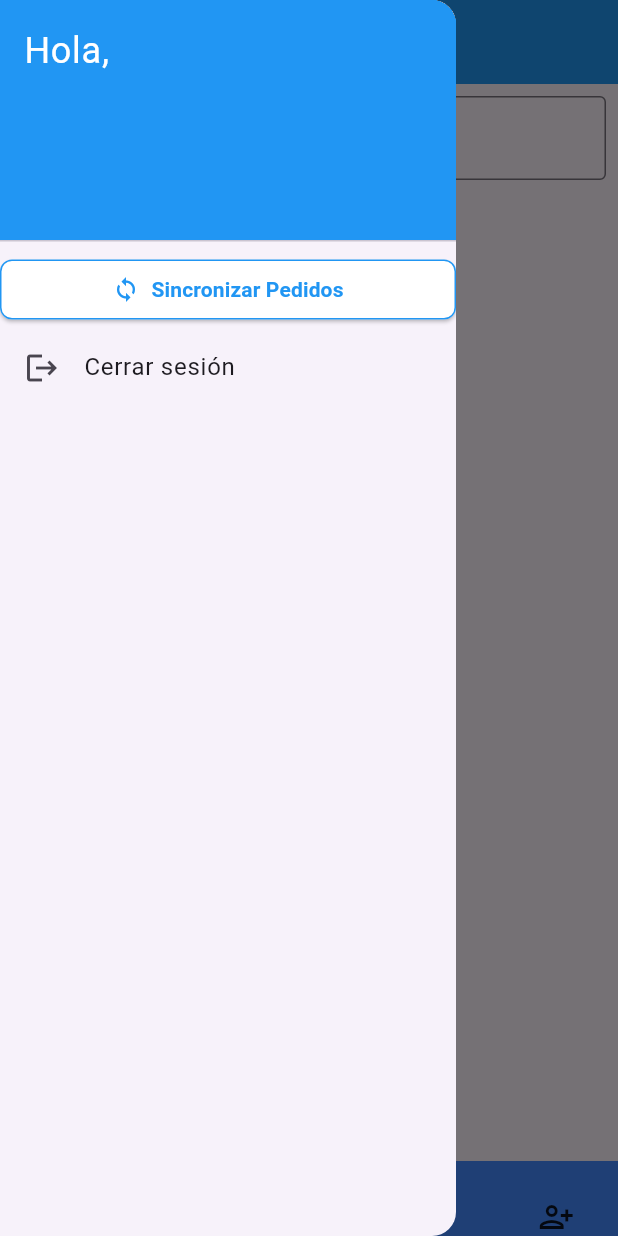
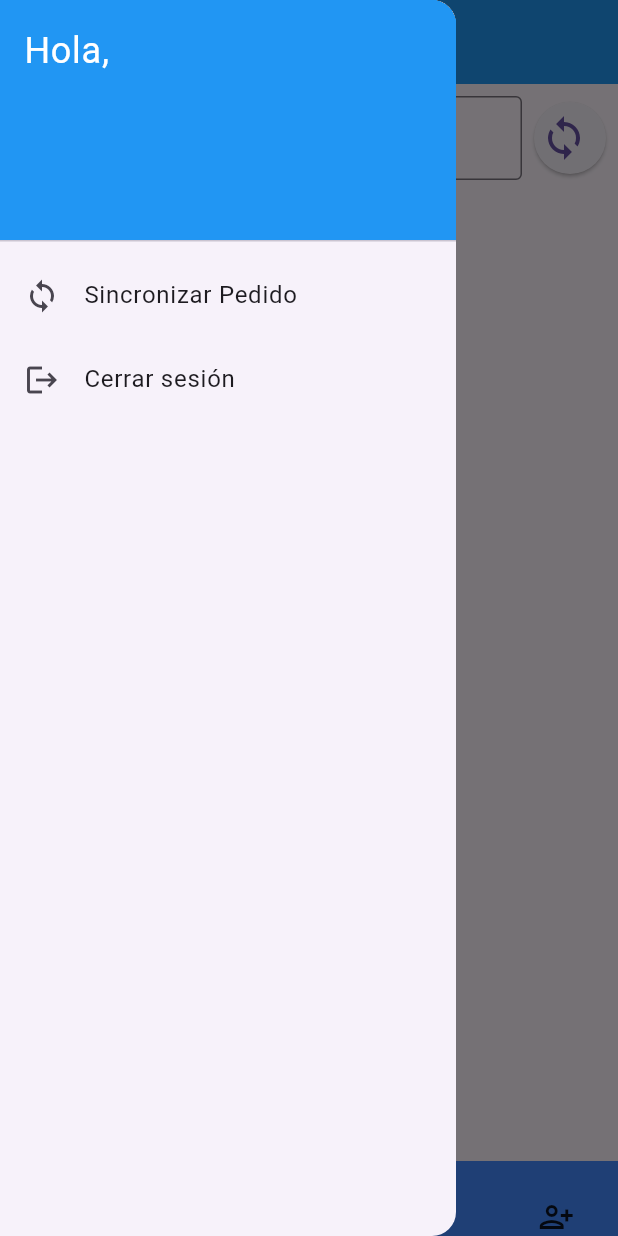
Before and after one commit to Victor-8a/SYNC-PRO-MOBILE, a Flutter app: the SecondPage screen opened directly, with the side drawer open, on a phone screen of 412 x 824 dp. Run offline on Flutter 3.47's test engine with Material 3 defaults, Android fonts, the phone set to English and light mode, and no system bars; drawn by our look-alikes of curved_navigation_bar; our stand-ins replace connectivity_plus, flutter_bloc, fluttertoast, rxdart, shared_preferences, sqflite; accounts and stored records are empty; network calls fail.

Commit message:
se agregaron funciones nuevas asi como moderlos

```diff
--- a/lib/Inicio/second_page.dart
+++ b/lib/Inicio/second_page.dart
@@ -1,5 +1,6 @@
 import 'package:flutter/material.dart';
 import 'package:shared_preferences/shared_preferences.dart';
+import 'package:sync_pro_mobile/Models/Producto.dart';
 import 'package:sync_pro_mobile/Pantallas/pagina_pedidos.dart';
 import 'package:sync_pro_mobile/services/warning_widget_cubit.dart';
 import '../main.dart';
@@ -9,7 +10,7 @@ import '../Pantallas/pagina_cliente.dart';
 import '../Pantallas/pagina_vendedores.dart';
 import '../Pantallas/pagina_registrar.dart';
 import 'package:curved_navigation_bar/curved_navigation_bar.dart';
-
+import 'package:sync_pro_mobile/services/ProductoService.dart';
 void main() {
   runApp(const MyApp());
 }
@@ -35,6 +36,8 @@ class SecondPage extends StatefulWidget {
 class _SecondPageState extends State<SecondPage> {
   int _selectedIndex = 0;
   String _userName = '';
+    late Future<List<Product>> futureProducts;
+     final ProductService productService = ProductService();
 
   final List<Widget> _pages = <Widget>[
     PaginaInventario(),
@@ -43,6 +46,7 @@ class _SecondPageState extends State<SecondPage> {
     PaginaVendedores(),
     PaginaRegistrar(),
   ];
+
 
   @override
   void initState() {
@@ -64,6 +68,13 @@ Future<void> _loadUserName() async {
       _selectedIndex = index;
     });
   }
+
+  //   void _syncProducts() async {
+  //   setState(() {
+  //     futureProducts = productService.fetchProducts();
+  //   });
+  // }
+
 
   Future<void> _logout() async {
     SharedPreferences prefs = await SharedPreferences.getInstance();
@@ -109,33 +120,19 @@ Future<void> _loadUserName() async {
                 ),
               ),
             ),
-                     ElevatedButton(
-  onPressed: () async {
-    await syncOrders();
-  },
-  style: ElevatedButton.styleFrom(
-    backgroundColor: Colors.white, // Color de fondo del botón (blanco)
-    iconColor: Colors.blue, // Color del texto (azul)
-    shape: RoundedRectangleBorder(
-      borderRadius: BorderRadius.circular(8), // Bordes redondeados
-      side: BorderSide(color: Colors.blue), // Borde con color azul
-    ),
-  ),
-  child: Row(
-    mainAxisAlignment: MainAxisAlignment.center,
-    children: [
-      Icon(Icons.sync, color: Colors.blue), // Icono de sincronización azul
-      SizedBox(width: 8), // Espacio entre el icono y el texto
-      Text(
-        'Sincronizar Pedidos',
-        style: TextStyle(
-          color: Colors.blue, // Color del texto (azul)
-          fontWeight: FontWeight.bold, // Negrita
-        ),
-      ),
-    ],
-  ),
-),
+
+          // ListTile(
+          //     leading: const Icon(Icons.sync),
+          //     title: const Text('Sincronizar Productos'),
+          //     onTap:  _syncProducts,
+
+          //   ),
+
+ListTile(
+              leading: const Icon(Icons.sync),
+              title: const Text('Sincronizar Pedido'),
+              onTap: syncOrders,
+            ),
             ListTile(
               leading: const Icon(Icons.logout),
               title: const Text('Cerrar sesión'),
--- a/lib/Models/Producto.dart
+++ b/lib/Models/Producto.dart
@@ -11,6 +11,7 @@ class Product {
   final String marcas;
   final String categoriaSubCategoria;
   final String observaciones;
+
 
   Product({
     required this.codigo,
--- a/lib/Pantallas/pagina_inventario.dart
+++ b/lib/Pantallas/pagina_inventario.dart
@@ -1,11 +1,7 @@
 import 'dart:async';
-import 'dart:convert';
-import 'package:connectivity_plus/connectivity_plus.dart';
 import 'package:flutter/material.dart';
-import 'package:http/http.dart' as http;
-import 'package:shared_preferences/shared_preferences.dart';
-import 'package:sync_pro_mobile/db/dbProducto.dart';
 import 'package:sync_pro_mobile/Models/Producto.dart';
+import 'package:sync_pro_mobile/services/ProductoService.dart';
 
 class PaginaInventario extends StatefulWidget {
   const PaginaInventario({Key? key}) : super(key: key);
@@ -17,65 +13,12 @@ class PaginaInventario extends StatefulWidget {
 class _PaginaInventarioState extends State<PaginaInventario> {
   late Future<List<Product>> futureProducts;
   List<Product> displayedProducts = [];
+  final ProductService productService = ProductService();
 
   @override
   void initState() {
     super.initState();
-    futureProducts = fetchProducts().catchError((error) async {
-      return await getProductsFromLocalDatabase();
-    });
-  }
-
-// Suponiendo que ya tienes la clase Product y los métodos
-// Product.fromJson, getProductsFromLocalDatabase y saveProductsToLocalDatabase definidos.
-
-Future<List<Product>> fetchProducts() async {
-  try {
-    // Verificar la conectividad de red
-    var connectivityResult = await Connectivity().checkConnectivity();
-    if (connectivityResult == ConnectivityResult.none) {
-      // Si no hay conexión a Internet, obtén los productos de la base de datos local
-      print("NO HAY CONEXIÓN");
-      return await getProductsFromLocalDatabase();
-    }
-
-    // Si hay conexión a Internet, intenta obtener los productos de la API
-    print("SI HAY CONEXIÓN");
-    SharedPreferences prefs = await SharedPreferences.getInstance();
-    String? token = prefs.getString('token');
-
-    if (token == null) {
-      throw Exception('No token found');
-    }
-
-
-    final response = await http.get(
-      Uri.parse('http://192.168.1.212:3000/dashboard/personalizado'),
-      headers: {
-        'Authorization': 'Bearer $token',
-      },
-    ).timeout(Duration(seconds: 5)); // Añadimos un timeout para la petición HTTP
-
-    if (response.statusCode == 200) {
-      final List<dynamic> data = jsonDecode(response.body);
-      print(data);
-      final products = data.map((json) => Product.fromJson(json)).toList();
-      return products;
-    } else {
-      throw Exception('Failed to load products');
-    }
-  } catch (error) {
-    // En caso de error al obtener productos de la API, intenta obtenerlos de la base de datos local
-    print('Error fetching products: $error');
-    return await getProductsFromLocalDatabase();
-  }
-}
-
-
-
-  Future<List<Product>> getProductsFromLocalDatabase() async {
-    final dbHelper = DatabaseHelper();
-    return await dbHelper.getProducts();
+    futureProducts = productService.getProductsFromLocalDatabase();
   }
 
   void _filterProducts(String query) {
@@ -89,13 +32,22 @@ Future<List<Product>> fetchProducts() async {
     });
   }
 
+  void _syncProducts() async {
+    setState(() {
+      futureProducts = productService.fetchProducts();
+    });
+  }
  @override
 Widget build(BuildContext context) {
   return Scaffold(
-      body: Column(
+    body: Padding(
+      padding: const EdgeInsets.all(8.0),
+      child: Column(
+        crossAxisAlignment: CrossAxisAlignment.stretch,
         children: [
-          Padding(
-            padding: const EdgeInsets.all(8.0),
+          Row(
+            children: [
+              Expanded(
                 child: TextField(
                   onChanged: _filterProducts,
                   decoration: InputDecoration(
@@ -107,6 +59,23 @@ Future<List<Product>> fetchProducts() async {
                   cursorColor: Colors.blue,
                 ),
               ),
+              SizedBox(width: 8.0), // Espacio adicional entre el TextField y el botón
+              ElevatedButton.icon(
+                onPressed: _syncProducts,
+                icon: Icon(Icons.sync, size: 32), // Icono que deseas agregar y ajustar tamaño
+                label: Container(), // Usamos un Container vacío como label
+                style: ElevatedButton.styleFrom(
+                  padding: EdgeInsets.zero, // Eliminamos el padding interno
+                  minimumSize: Size(48, 48), // Ajustamos el tamaño mínimo del botón
+                ),
+                // Alineamos el icono al centro vertical y horizontalmente
+                // Cambia el alignment según tus necesidades
+                                iconAlignment:IconAlignment.start,
+
+              ),
+            ],
+          ),
+          SizedBox(height: 8.0), // Espacio adicional después de la fila
           Expanded(
             child: FutureBuilder<List<Product>>(
               future: futureProducts,
@@ -125,17 +94,17 @@ Future<List<Product>> fetchProducts() async {
                       final product = products[index];
                       return ListTile(
                         title: Text(
-                          product.barras + ' ' + product.descripcion,
+                          '${product.barras} ${product.descripcion}',
                         ),
                         subtitle: Column(
                           crossAxisAlignment: CrossAxisAlignment.start,
                           children: [
                             Text('Existencia: ${product.existencia}'),
                             Text('Costo: ${product.costo.toStringAsFixed(2)}'),
-                            Text('Precios: A) ${product.precioFinal.toStringAsFixed(2)}' +
-                                ' B) ${product.precioB.toStringAsFixed(2)}' +
-                                ' C) ${product.precioC.toStringAsFixed(2)}' +
-                                ' D) ${product.precioD.toStringAsFixed(2)}'),
+                            Text('Precios: A) ${product.precioFinal.toStringAsFixed(2)}, ' +
+                                'B) ${product.precioB.toStringAsFixed(2)}, ' +
+                                'C) ${product.precioC.toStringAsFixed(2)}, ' +
+                                'D) ${product.precioD.toStringAsFixed(2)}'),
                             Text('Marca: ${product.marcas}'),
                             Text('Categoría: ${product.categoriaSubCategoria}'),
                             Divider(color: Colors.blue),
@@ -150,6 +119,7 @@ Future<List<Product>> fetchProducts() async {
           ),
         ],
       ),
+    ),
   );
 }
 }
--- a/lib/db/dbVendedores.dart
+++ b/lib/db/dbVendedores.dart
@@ -30,7 +30,7 @@ class VendedorDatabaseHelper {
       onCreate: (db, version) async {
         await db.execute(
           'CREATE TABLE vendedores('
-          'id INTEGER PRIMARY KEY,' // 'id' as primary key
+          'value INTEGER PRIMARY KEY,' // 'id' as primary key
           'nombre TEXT'
           ')',
         );
@@ -75,6 +75,8 @@ class VendedorDatabaseHelper {
         return false;
       }
       final response = await http.get(Uri.parse('http://192.168.1.212:3000/vendedor')).timeout(Duration(seconds: 5));
+      print("RESPUESTO DE API VENDEDORES *********************");
+      print(response.body);
       if (response.statusCode == 200) {
         List<dynamic> jsonResponse = json.decode(response.body);
         List<Vendedor> vendedores = jsonResponse.map((data) => Vendedor.fromJson(data)).toList();
@@ -84,6 +86,7 @@ class VendedorDatabaseHelper {
 
         // Insert the new vendedores
         for (var vendedor in vendedores) {
+          print(vendedor.nombre);
           await insertVendedor(vendedor);
         }
         print('Vendedores fetched and stored');
```
Also changed, not shown: lib/Pantallas/pagina_pedidos.dart (+99 -66 lines), lib/services/ProductoService.dart (added, +57 -0 lines), lib/services/warning_widget_cubit.dart (+6 -14 lines), 1 other file. Lines whose indentation alone changed are shown as unchanged.
